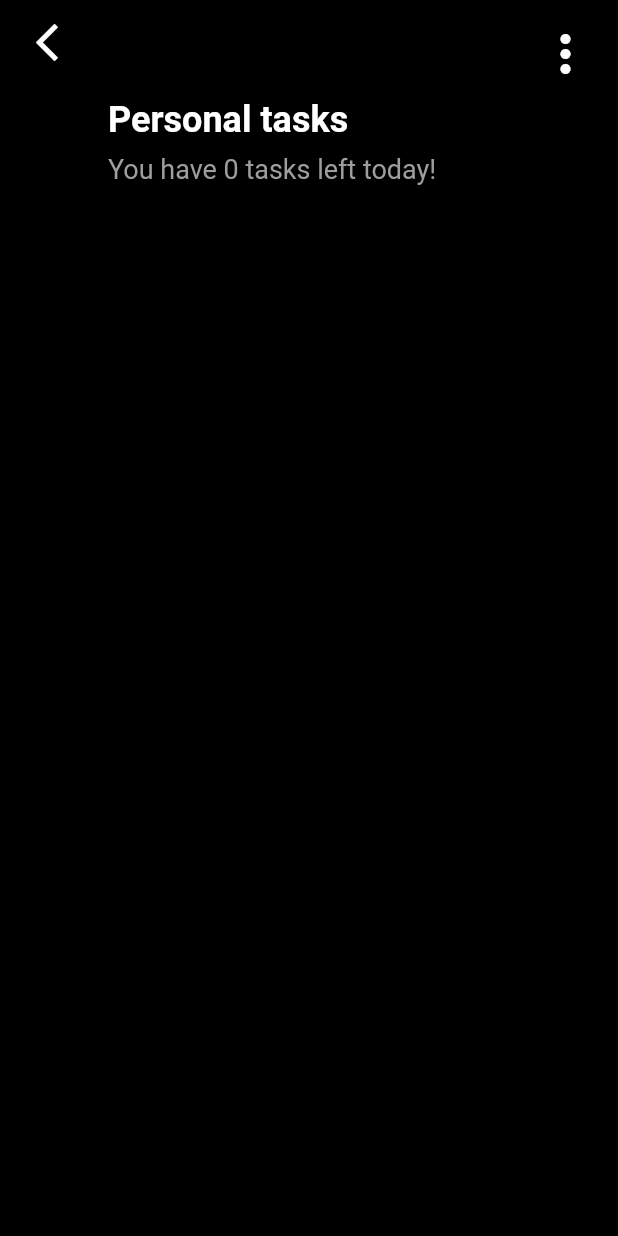
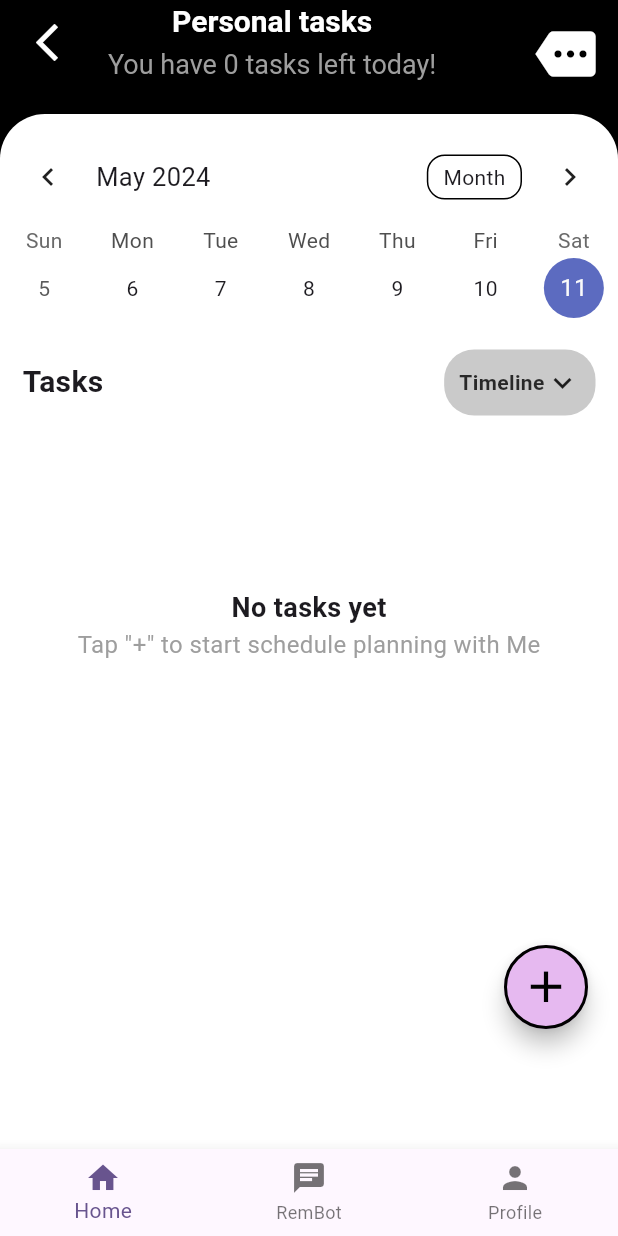
Before and after one commit to thealiceiris/remembrall, a Flutter app: the TaskScreen screen opened directly, after a tap on "Personal", on a phone screen of 412 x 824 dp. Run offline on Flutter 3.47's test engine with Material 3 defaults, Android fonts, the phone set to English and light mode, and no system bars; drawn by our look-alikes of table_calendar; our stand-ins replace dotted_border, shared_preferences; accounts and stored records are empty.

Commit message:
updated commit

```diff
--- a/lib/models/task.dart
+++ b/lib/models/task.dart
@@ -11,6 +11,8 @@ class Task {
       btntxtColor; // Added textColor property
   bool isLast;
   num? progress, left, done;
+  List<Map<String, dynamic>>? desc;
+
 
   Task({
     this.iconData,
@@ -24,6 +26,8 @@ class Task {
     this.progress,
     this.left,
     this.done,
+    this.desc
+
   });
 
   get tasks => null;
@@ -42,6 +46,7 @@ class Task {
         progress: 0.5,
         left: 0,
         done: 0,
+
       ),
       Task(
         iconData: Icons.book_rounded,
--- a/lib/screens/detail/detail.dart
+++ b/lib/screens/detail/detail.dart
@@ -1,18 +1,31 @@
 import 'package:flutter/material.dart';
 import 'package:remembrall/models/task.dart';
+// import 'package:remembrall/models/user_input.dart';
+import 'package:remembrall/screens/detail/widgets/tasktitle.dart';
+import 'package:remembrall/screens/rembot_screen.dart';
+import 'package:table_calendar/table_calendar.dart';
+import 'package:remembrall/screens/task_page.dart';
 
-class DetailPage extends StatelessWidget {
+class DetailPage extends StatefulWidget {
   final Task task;
+
   const DetailPage({Key? key, required this.task}) : super(key: key);
 
+  @override
+  State<DetailPage> createState() => _DetailPageState();
+}
+
+class _DetailPageState extends State<DetailPage> {
   @override
   Widget build(BuildContext context) {
     return Scaffold(
       backgroundColor: Colors.black,
-      body: CustomScrollView(
-        slivers: [
+      body: Column(
+        crossAxisAlignment: CrossAxisAlignment.stretch,
+        children: [
           _buildAppBar(context),
-          SliverToBoxAdapter(
+          const SizedBox(height: 20),
+          Expanded(
             child: Container(
               decoration: const BoxDecoration(
                 color: Colors.white,
@@ -21,16 +34,103 @@ class DetailPage extends StatelessWidget {
                   topRight: Radius.circular(30),
                 ),
               ),
+              padding: const EdgeInsets.only(top: 10),
+              child: Stack(
+                children: [
+                  _buildContent(),
+                  _buildFloatingActionButton(context),
+                ],
+              ),
             ),
           ),
         ],
       ),
+      bottomNavigationBar: _buildBottomNavigationBar(context),
     );
   }
 
+  Widget _buildContent() {
+    return Column(
+      children: [
+        TableCalendar(
+          firstDay: DateTime.utc(2010, 10, 16),
+          lastDay: DateTime.utc(2030, 3, 14),
+          focusedDay: DateTime.now(),
+          calendarFormat: CalendarFormat.week,
+          selectedDayPredicate: (day) => isSameDay(day, DateTime.now()),
+          onDaySelected: (selectedDay, focusedDay) {
+            // Handle onDaySelected callback here
+          },
+        ),
+        const TaskTitle(),
+        const SizedBox(height: 100),
+        if (widget.task.left == 0)
+          const Align(
+            alignment: Alignment.bottomCenter,
+            child: Column(
+              mainAxisAlignment: MainAxisAlignment.center,
+              children: [
+                Text(
+                  'No tasks yet',
+                  style: TextStyle(fontSize: 18, fontWeight: FontWeight.bold),
+                ),
+                Text(
+                  'Tap "+" to start schedule planning with Me',
+                  style: TextStyle(
+                    fontSize: 16,
+                    color: Colors.grey,
+                  ),
+                ),
+              ],
+            ),
+          )
+        else
+          const SizedBox.shrink(),
+      ],
+    );
+  }
+
+  Widget _buildFloatingActionButton(BuildContext context) {
+    return Positioned(
+      bottom: 80,
+      right: 20,
+      child: FloatingActionButton(
+        onPressed: () async {
+          final result = await Navigator.of(context).push(
+            MaterialPageRoute(
+              builder: (context) => AddTaskPage(
+                onAddTask: _onAddTask,
+              ),
+            ),
+          );
+        },
+        backgroundColor: const Color(0xFFE6B9F0),
+        shape: RoundedRectangleBorder(
+          borderRadius: BorderRadius.circular(30),
+          side: const BorderSide(
+            color: Colors.black,
+            width: 2,
+          ),
+        ),
+        child: const Icon(
+          Icons.add,
+          size: 35,
+          color: Colors.black,
+        ),
+      ),
+    );
+  }
+
+  Future<void> _addTask(String title, DateTime dateTime) async {
+    setState(() {
+      if (widget.task.left != null) {
+        widget.task.left = widget.task.left! - 1;
+      }
+    });
+  }
+
   Widget _buildAppBar(BuildContext context) {
-    // ... existing AppBar code (replace with your actual implementation)
-    return SliverAppBar(
+    return AppBar(
       backgroundColor: Colors.black,
       leading: Padding(
         padding: const EdgeInsets.only(left: 16.0),
@@ -43,58 +143,68 @@ class DetailPage extends StatelessWidget {
       ),
       actions: const [
         Padding(
-          padding: EdgeInsets.only(
-            top: 16.0,
-            right: 15.0,
-          ),
+          padding: EdgeInsets.only(top: 16.0, right: 15.0),
           child: Icon(
-            Icons.more_vert,
+            Icons.more,
             size: 40,
             color: Colors.white,
           ),
         ),
       ],
-      expandedHeight: 170,
-      flexibleSpace: FlexibleSpaceBar(
       title: Column(
-          mainAxisAlignment: MainAxisAlignment.end,
-          crossAxisAlignment: CrossAxisAlignment.start,
-          children: [
-            Row(
-              children: [
-                Expanded(
-                  child: Column(
-                    mainAxisAlignment: MainAxisAlignment.end,
-                    crossAxisAlignment: CrossAxisAlignment.start,
+        mainAxisAlignment: MainAxisAlignment.center,
+        crossAxisAlignment: CrossAxisAlignment.center,
         children: [
           Text(
-                        '${task.title} tasks',
+            '${widget.task.title} tasks',
             style: const TextStyle(
               color: Colors.white,
               fontWeight: FontWeight.bold,
-                          fontSize: 16,
+              fontSize: 20,
             ),
           ),
-                      const SizedBox(height: 5),
+          const SizedBox(
+            height: 5.0, // Add spacing between title and tasks left
+          ),
           Text(
-                        'You have ${task.left} tasks left today!',
-                        style:
-                            const TextStyle(fontSize: 12, color: Colors.grey),
+            'You have ${widget.task.left} tasks left today!',
+            style: const TextStyle(fontSize: 18, color: Colors.grey),
             maxLines: 2,
-                      ),
-                      const SizedBox(height: 5),
-                      const Text(
-                        '',
-                        style: TextStyle(fontSize: 12, color: Colors.white),
           ),
         ],
       ),
+    );
+  }
+
+  Widget _buildBottomNavigationBar(BuildContext context) => BottomNavigationBar(
+        items: const [
+          BottomNavigationBarItem(
+            icon: Icon(Icons.home),
+            label: 'Home',
+          ),
+          BottomNavigationBarItem(
+            icon: Icon(Icons.chat),
+            label: 'RemBot',
+          ),
+          BottomNavigationBarItem(
+            icon: Icon(Icons.person),
+            label: 'Profile',
           ),
         ],
-            ),
-          ],
-        ),
-      ),
+        onTap: (index) {
+          if (index == 1) {
+            Navigator.push(
+              context,
+              MaterialPageRoute(builder: (context) => const RemBotScreen()),
             );
           }
+        },
+      );
+
+  _onAddTask(String title, DateTime dateTime) {
+    setState(() {
+      // Logic to add the new task
+      widget.task.left = widget.task.left! - 1; // Update tasks left
+    });
   }
+}
--- /dev/null
+++ b/lib/screens/detail/widgets/tasktitle.dart
@@ -0,0 +1,37 @@
+import 'package:flutter/material.dart';
+
+class TaskTitle extends StatelessWidget {
+  const TaskTitle({super.key});
+
+  @override
+  Widget build(BuildContext context) {
+    return Container(
+      padding: const EdgeInsets.all(15),
+      child: Row(mainAxisAlignment: MainAxisAlignment.spaceBetween, children: [
+        const Text(
+          'Tasks',
+          style: TextStyle(
+            fontSize: 20,
+            fontWeight: FontWeight.bold,
+          ),
+        ),
+        // ignore: avoid_unnecessary_containers
+        Container(
+          padding: const EdgeInsets.all(10),
+          decoration: BoxDecoration(
+              color: const Color.fromARGB(140, 158, 158, 158),
+              borderRadius: BorderRadius.circular(20)),
+          child: const Row(children: [
+            Text(
+              'Timeline',
+              style: TextStyle(
+                  color: Color.fromARGB(203, 0, 0, 0),
+                  fontWeight: FontWeight.bold),
+            ),
+            Icon(Icons.keyboard_arrow_down_outlined)
+          ]),
+        ),
+      ]),
+    );
+  }
+}
--- a/lib/screens/rembot_screen.dart
+++ b/lib/screens/rembot_screen.dart
@@ -18,7 +18,7 @@ class _RemBotScreenState extends State<RemBotScreen> {
 
   Future<void> makeApiRequest(String message) async {
     final response = await http.post(
-      Uri.parse('http://localhost:5000/ask'), // Replace with your endpoint
+      Uri.parse('http://127.0.0.1:5000'),
       headers: {'Content-Type': 'application/json'},
       body: jsonEncode({'question': message}),
     );
@@ -67,7 +67,7 @@ class _RemBotScreenState extends State<RemBotScreen> {
                   child: TextField(
                     controller: messageController,
                     decoration: InputDecoration(
-                      hintText: 'Ask me about ADHD...',
+                      hintText: 'Ask a question about ADHD...',
                       hintStyle: TextStyle(color: Colors.grey[400]),
                       border: OutlineInputBorder(
                         borderRadius: BorderRadius.circular(24.0),
--- /dev/null
+++ b/lib/screens/streak.dart
@@ -0,0 +1,61 @@
+import 'package:flutter/material.dart';
+
+class StreakWidget extends StatefulWidget {
+  final int initialStreak;
+
+  // ignore: use_super_parameters
+  const StreakWidget({Key? key, this.initialStreak = 0}) : super(key: key);
+
+  @override
+  // ignore: library_private_types_in_public_api
+  _StreakWidgetState createState() => _StreakWidgetState();
+}
+
+class _StreakWidgetState extends State<StreakWidget> {
+  late int currentStreak;
+
+  @override
+  void initState() {
+    super.initState();
+    currentStreak = widget.initialStreak;  // Initialize streak from the passed initial value
+  }
+
+  void incrementStreak() {
+    setState(() {
+      currentStreak++;  // Increment streak count
+    });
+  }
+
+  @override
+  Widget build(BuildContext context) {
+    return Container(
+      padding: const EdgeInsets.all(10),
+      decoration: BoxDecoration(
+        color: Colors.blue,  // Change as needed
+        borderRadius: BorderRadius.circular(10),
+        boxShadow: [
+          BoxShadow(
+            color: Colors.black.withOpacity(0.1),
+            spreadRadius: 1,
+            blurRadius: 3,
+            offset: const Offset(0, 1),  // changes position of shadow
+          ),
+        ],
+      ),
+      child: Row(
+        mainAxisSize: MainAxisSize.min,
+        children: [
+          const Icon(Icons.local_fire_department, color: Colors.red),
+          const SizedBox(width: 10),
+          Text(
+            'Streak: $currentStreak days',
+            style: const TextStyle(
+              color: Colors.white,
+              fontWeight: FontWeight.bold,
+            ),
+          ),
+        ],
+      ),
+    );
+  }
+}
--- a/lib/screens/task_screen.dart
+++ b/lib/screens/task_screen.dart
@@ -1,7 +1,9 @@
+// File: task_screen.dart
 import 'package:flutter/material.dart';
 import 'package:remembrall/widget/remembrall.dart';
 import 'package:remembrall/widget/tasks.dart';
 import 'package:remembrall/screens/rembot_screen.dart';
+import 'package:remembrall/screens/streak.dart'; // Make sure this path matches where you save the streak_widget.dart
 
 class TaskScreen extends StatelessWidget {
   const TaskScreen({Key? key}) : super(key: key);
@@ -15,6 +17,13 @@ class TaskScreen extends StatelessWidget {
         crossAxisAlignment: CrossAxisAlignment.start,
         children: [
           const Remembrall(),
+          const Align(
+            alignment: Alignment.topRight,
+            child: Padding(
+              padding: EdgeInsets.only(right: 20, top: 20),
+              child: StreakWidget(initialStreak: 5), // Pass the initial streak dynamically if needed
+            ),
+          ),
           Container(
             padding: const EdgeInsets.all(15),
             child: const Text(
@@ -27,8 +36,8 @@ class TaskScreen extends StatelessWidget {
             ),
           ),
           Expanded(
-            child: Tasks(),
-          )
+            child: Tasks(), // Assuming this widget handles the task list
+          ),
         ],
       ),
       bottomNavigationBar: _buildBottomNavigationBar(context),
@@ -38,89 +47,37 @@ class TaskScreen extends StatelessWidget {
   AppBar _buildAppBar() => AppBar(
     backgroundColor: Colors.white,
     elevation: 0,
-        title: const Row(
-          children: [
-            SizedBox(
-              width: 40,
-            ),
-            Text(
+    title: const Text(
       'Hi there!',
-              style: TextStyle(
-                color: Colors.black,
-                fontSize: 20,
-                fontWeight: FontWeight.bold,
-              ),
-            ),
-          ],
+      style: TextStyle(color: Colors.black, fontSize: 20, fontWeight: FontWeight.bold),
     ),
     actions: const [
-          Icon(
-            Icons.more_vert,
-            color: Colors.black,
-            size: 40,
-          )
+      Icon(Icons.more_vert, color: Colors.black, size: 24),
     ],
   );
 
-  Widget _buildBottomNavigationBar(BuildContext context) {
-    return Builder(
-      builder: (BuildContext context) {
-        return Container(
-          height: 100,
-          decoration: const BoxDecoration(
-            borderRadius: BorderRadius.only(
-              topLeft: Radius.circular(30.0),
-              topRight: Radius.circular(30.0),
-            ),
-            boxShadow: [
-              BoxShadow(
-                color: Color.fromARGB(62, 158, 158, 158),
-                spreadRadius: 5,
-                blurRadius: 10,
-              ),
-            ],
-          ),
-          child: ClipRRect(
-            borderRadius: const BorderRadius.only(
-              topLeft: Radius.circular(30.0),
-              topRight: Radius.circular(30.0),
-            ),
-            child: BottomNavigationBar(
+  Widget _buildBottomNavigationBar(BuildContext context) => BottomNavigationBar(
     items: const [
       BottomNavigationBarItem(
+        icon: Icon(Icons.home),
         label: 'Home',
-                  icon: Icon(
-                    Icons.home_rounded,
-                    size: 25,
-                  ),
       ),
       BottomNavigationBarItem(
+        icon: Icon(Icons.chat),
         label: 'RemBot',
-                  icon: Icon(
-                    Icons.chat_rounded,
-                    size: 25,
-                  ),
       ),
       BottomNavigationBarItem(
+        icon: Icon(Icons.person),
         label: 'Profile',
-                  icon: Icon(
-                    Icons.person_rounded,
-                    size: 25,
-                  ),
       ),
     ],
     onTap: (index) {
-                if (index == 1) { // Check if RemBot item is tapped (index 1)
+      if (index == 1) {
         Navigator.push(
           context,
           MaterialPageRoute(builder: (context) => const RemBotScreen()),
         );
       }
     },
-            ),
-          ),
-        );
-      },
   );
 }
-}
--- a/pubspec.yaml
+++ b/pubspec.yaml
@@ -41,6 +41,7 @@ dependencies:
   table_calendar: ^3.1.1
   shared_preferences: ^2.2.3
   syncfusion_flutter_calendar: ^25.1.42
+  timeline_tile: ^2.0.0
 
 
 dev_dependencies:
```
Also changed, not shown: lib/models/user_input.dart (added, +78 -0 lines), lib/screens/task_page.dart (added, +78 -0 lines), assets/images/pic.png (added), pubspec.lock. Lines whose indentation alone changed are shown as unchanged.
